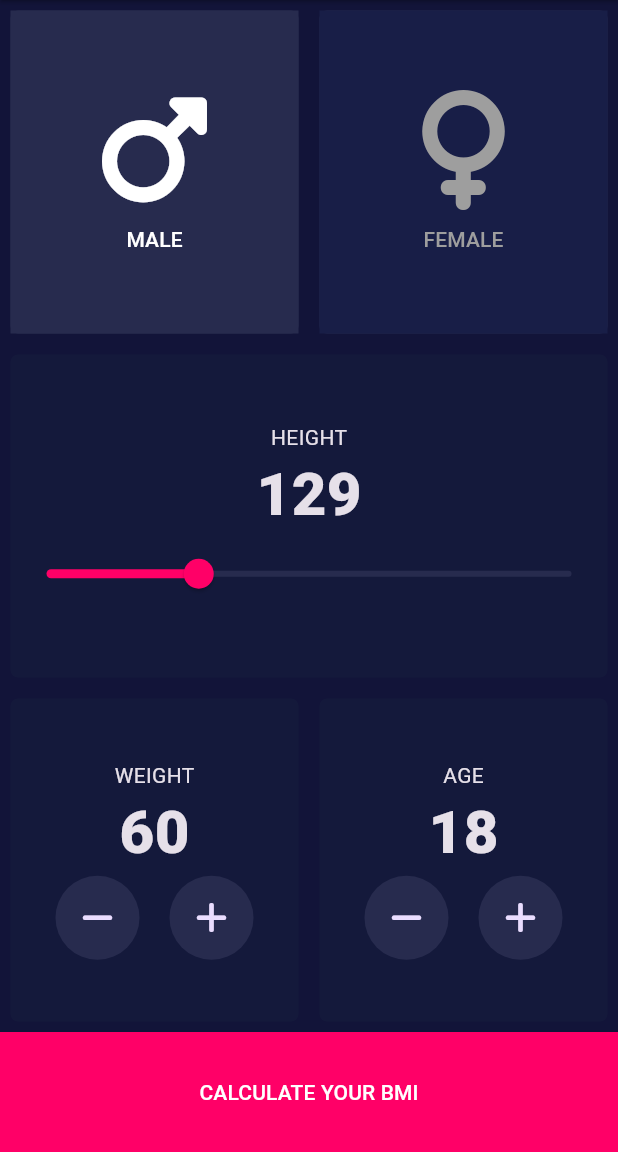
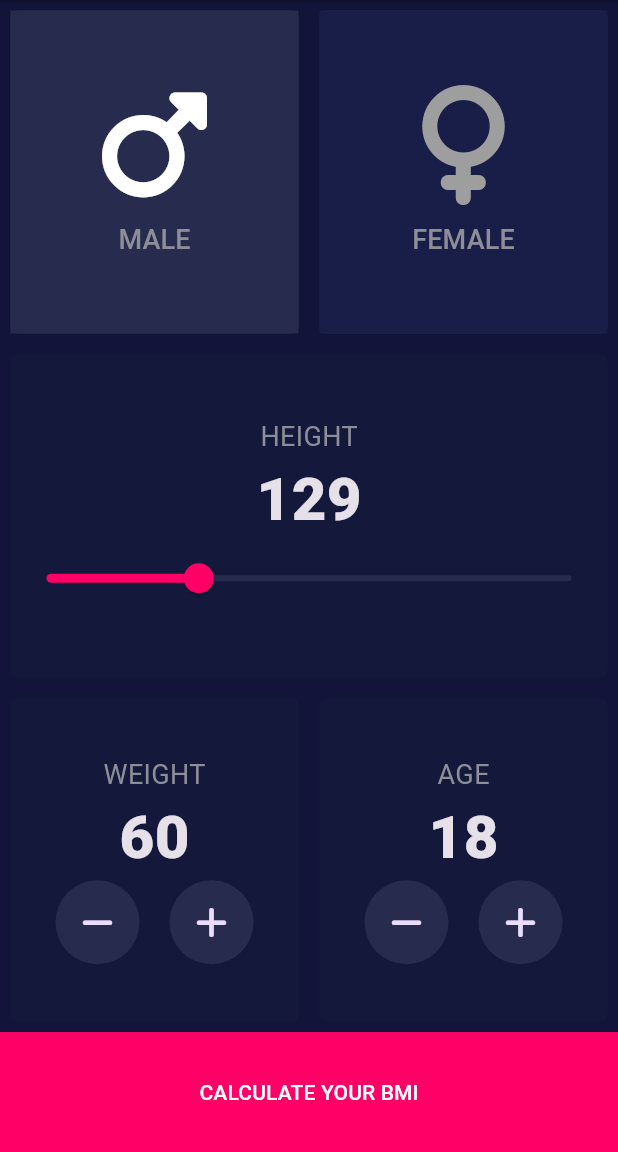
Before and after one commit to sydmasina/bmi-calculator-flutter, a Flutter app: the screen it shows after launch, on a phone screen of 412 x 824 dp, the part 84-1236 px from its top. Run offline on Flutter 3.47's test engine with Material 3 defaults, Android fonts, the phone set to English and light mode, and no system bars; our stand-ins replace font_awesome_flutter.

Commit message:
refactor constants

```diff
--- a/lib/constants/style_constants.dart
+++ b/lib/constants/style_constants.dart
@@ -2,8 +2,15 @@ library style_constants;
 
 import 'package:flutter/material.dart';
 
-const bottomContainerHeight = 80.0;
-const Color secondaryCardColor = Color(0xFF272B4E);
-const Color primaryCardColor = Color(0xFF14193B);
-const Color brandPrimaryColor = Color(0xffFF0067);
-const Color inactiveColor = Color(0xFF181E47);
+//App main color themes:
+const kBottomContainerHeight = 80.0;
+const Color kSecondaryCardColor = Color(0xFF272B4E);
+const Color kPrimaryCardColor = Color(0xFF14193B);
+const Color kBrandPrimaryColor = Color(0xffFF0067);
+const Color kInactiveColor = Color(0xFF181E47);
+
+//Label text style:
+TextStyle kLabelTextStyle = TextStyle(
+  fontSize: 18.0,
+  color: Color(0xFF8D8E98),
+);
--- a/lib/input_page.dart
+++ b/lib/input_page.dart
@@ -70,7 +70,7 @@ class _InputPageState extends State<InputPage> {
               children: [
                 Expanded(
                   child: ReusableCard(
-                    backgroundColor: secondaryCardColor,
+                    backgroundColor: kSecondaryCardColor,
                     cardChild: GenderCard(
                       gender: genders.male,
                       genderIconData: FontAwesomeIcons.mars,
@@ -81,7 +81,7 @@ class _InputPageState extends State<InputPage> {
                 ),
                 Expanded(
                   child: ReusableCard(
-                    backgroundColor: secondaryCardColor,
+                    backgroundColor: kSecondaryCardColor,
                     cardChild: GenderCard(
                       gender: genders.female,
                       genderIconData: FontAwesomeIcons.venus,
@@ -99,7 +99,7 @@ class _InputPageState extends State<InputPage> {
               children: [
                 Expanded(
                   child: ReusableCard(
-                    backgroundColor: primaryCardColor,
+                    backgroundColor: kPrimaryCardColor,
                     cardChild: MeasurementCard(
                       cardTitle: 'HEIGHT',
                       measurementCount: height.toInt(),
@@ -107,8 +107,8 @@ class _InputPageState extends State<InputPage> {
                         value: height,
                         min: 100,
                         max: 200,
-                        activeColor: brandPrimaryColor,
-                        inactiveColor: secondaryCardColor,
+                        activeColor: kBrandPrimaryColor,
+                        inactiveColor: kSecondaryCardColor,
                         onChanged: (double setValue) {
                           setState(() {
                             height = setValue;
@@ -127,7 +127,7 @@ class _InputPageState extends State<InputPage> {
               children: [
                 Expanded(
                   child: ReusableCard(
-                    backgroundColor: primaryCardColor,
+                    backgroundColor: kPrimaryCardColor,
                     cardChild: MeasurementCard(
                       cardTitle: 'WEIGHT',
                       measurementCount: weight,
@@ -140,7 +140,7 @@ class _InputPageState extends State<InputPage> {
                 ),
                 Expanded(
                   child: ReusableCard(
-                    backgroundColor: primaryCardColor,
+                    backgroundColor: kPrimaryCardColor,
                     cardChild: MeasurementCard(
                       cardTitle: 'AGE',
                       measurementCount: age,
@@ -159,7 +159,7 @@ class _InputPageState extends State<InputPage> {
               Expanded(
                 child: Container(
                   color: Color(0xffFF0067),
-                  height: bottomContainerHeight,
+                  height: kBottomContainerHeight,
                   child: TextButton(
                     child: Text('CALCULATE YOUR BMI'),
                     onPressed: () {},
--- a/lib/shared/gender_card.dart
+++ b/lib/shared/gender_card.dart
@@ -19,12 +19,12 @@ class GenderCard extends StatelessWidget {
     if (isActive) {
       return ButtonStyle(
         foregroundColor: WidgetStateProperty.all<Color>(Colors.white),
-        backgroundColor: WidgetStateProperty.all<Color>(secondaryCardColor),
+        backgroundColor: WidgetStateProperty.all<Color>(kSecondaryCardColor),
       );
     }
     return ButtonStyle(
       foregroundColor: WidgetStateProperty.all<Color>(Colors.grey),
-      backgroundColor: WidgetStateProperty.all<Color>(inactiveColor),
+      backgroundColor: WidgetStateProperty.all<Color>(kInactiveColor),
     );
   }
 
@@ -48,6 +48,7 @@ class GenderCard extends StatelessWidget {
           ),
           Text(
             gender,
+            style: kLabelTextStyle,
           ),
         ],
       ),
--- a/lib/shared/increment_controller.dart
+++ b/lib/shared/increment_controller.dart
@@ -21,7 +21,7 @@ class AddOrMinusController extends StatelessWidget {
         children: [
           FloatingActionButton(
             child: Icon(FontAwesomeIcons.minus),
-            backgroundColor: secondaryCardColor,
+            backgroundColor: kSecondaryCardColor,
             shape: RoundedRectangleBorder(
               borderRadius: BorderRadius.circular(40),
             ),
@@ -32,7 +32,7 @@ class AddOrMinusController extends StatelessWidget {
           ),
           FloatingActionButton(
             child: Icon(FontAwesomeIcons.plus),
-            backgroundColor: secondaryCardColor,
+            backgroundColor: kSecondaryCardColor,
             shape: RoundedRectangleBorder(
               borderRadius: BorderRadius.circular(40),
             ),
--- a/lib/shared/measurement_card.dart
+++ b/lib/shared/measurement_card.dart
@@ -1,4 +1,5 @@
 import 'package:flutter/material.dart';
+import 'package:my_bmi_calc/constants/style_constants.dart';
 
 class MeasurementCard extends StatelessWidget {
   const MeasurementCard(
@@ -16,7 +17,10 @@ class MeasurementCard extends StatelessWidget {
     return Column(
       mainAxisAlignment: MainAxisAlignment.center,
       children: [
-        Text(cardTitle),
+        Text(
+          cardTitle,
+          style: kLabelTextStyle,
+        ),
         Text(
           '$measurementCount',
           style: TextStyle(
```
